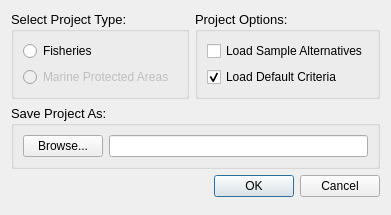
Old version of the form src/gui/create_project.ui in the repository Ecotrust/delphos.
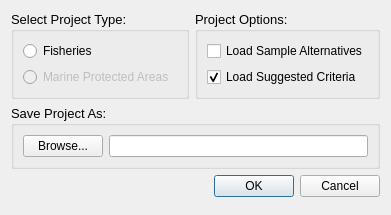
New version of the form.

What changed in the file:
```diff
--- a/src/gui/create_project.ui
+++ b/src/gui/create_project.ui
@@ -121,7 +121,7 @@
                  </font>
                 </property>
                 <property name="text" >
-                 <string>Load Default Criteria</string>
+                 <string>Load Suggested Criteria</string>
                 </property>
                 <property name="checked" >
                  <bool>true</bool>
```
